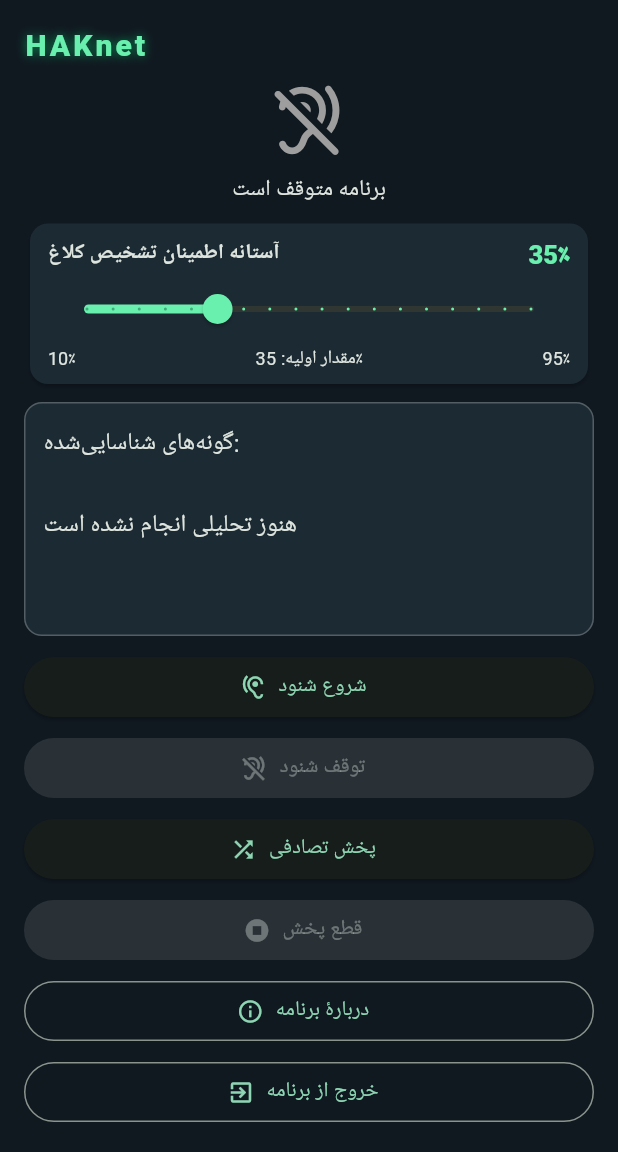
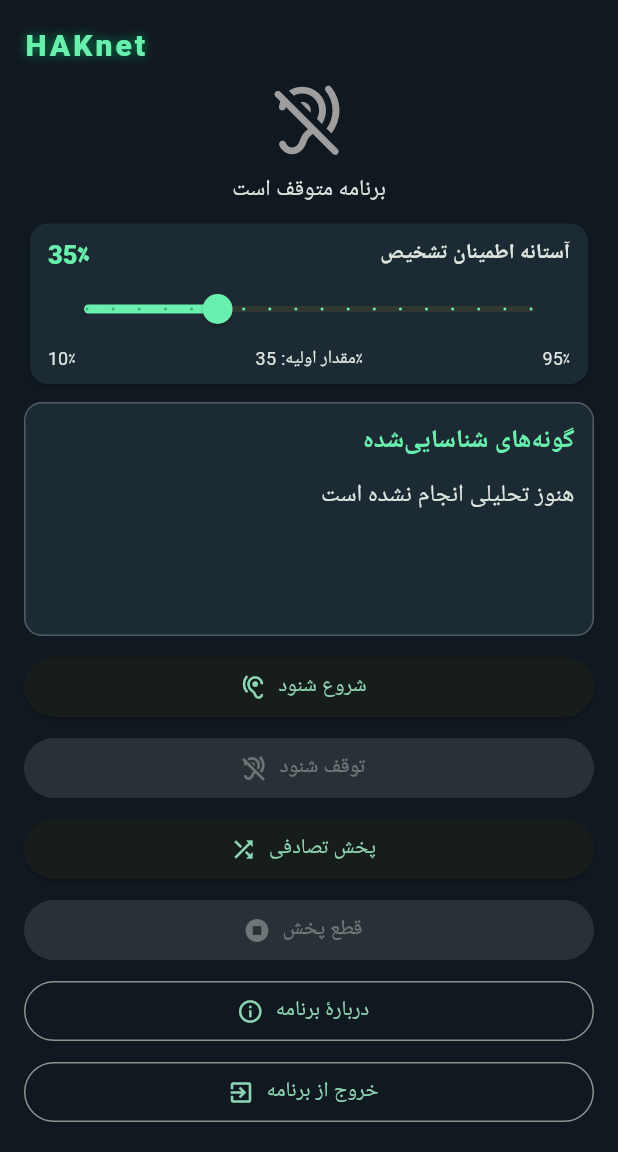
Before and after one commit to hak136299/birdnet-anti-crow, a Flutter app: the screen it shows after launch, on a phone screen of 412 x 824 dp, the part 84-1236 px from its top. Run offline on Flutter 3.47's test engine with Material 3 defaults, Android fonts, the phone set to English and light mode, and no system bars; our stand-ins replace audioplayers; missing offline and left inert: flutter_onnxruntime, record.

Commit message:
main.dart

```diff
--- a/lib/main.dart
+++ b/lib/main.dart
@@ -349,16 +349,23 @@ class _CrowHomePageState extends State<CrowHomePage> {
 
       indexes.sort((a, b) => scores[b].compareTo(scores[a]));
 
+      // فقط گونه‌هایی نمایش داده می‌شوند که امتیازشان
+      // بیشتر از آستانه تشخیص باشد.
       final lines = <String>[];
 
-      // نمایش پنج گونه با بالاترین امتیاز.
-      for (final index in indexes.take(5)) {
+      for (final index in indexes) {
+        if (scores[index] <= _crowThreshold) continue;
+
         final confidence =
             (scores[index] * 100).clamp(0.0, 100.0);
 
         lines.add(
           '${_labels[index]} — ${confidence.toStringAsFixed(1)}٪',
         );
+      }
+
+      if (lines.isEmpty) {
+        lines.add('گونه‌ای بالاتر از آستانه تشخیص نیست');
       }
 
       var crowDetected = false;
@@ -642,7 +649,7 @@ class _CrowHomePageState extends State<CrowHomePage> {
               ),
               const SizedBox(height: 8),
 
-              // تنظیم آستانه تشخیص کلاغ
+              // تنظیم آستانه تشخیص
               Card(
                 color: const Color(0xFF1C2A33),
                 child: Padding(
@@ -653,10 +660,12 @@ class _CrowHomePageState extends State<CrowHomePage> {
                   child: Column(
                     children: [
                       Row(
+                        textDirection: TextDirection.rtl,
                         children: [
                           const Expanded(
                             child: Text(
-                              'آستانه اطمینان تشخیص کلاغ',
+                              'آستانه اطمینان تشخیص',
+                              textAlign: TextAlign.right,
                               style: TextStyle(
                                 fontWeight: FontWeight.bold,
                                 fontSize: 14,
@@ -665,6 +674,7 @@ class _CrowHomePageState extends State<CrowHomePage> {
                           ),
                           Text(
                             '${(_crowThreshold * 100).round()}٪',
+                            textAlign: TextAlign.left,
                             style: const TextStyle(
                               fontWeight: FontWeight.w900,
                               color: Colors.greenAccent,
@@ -718,13 +728,30 @@ class _CrowHomePageState extends State<CrowHomePage> {
                     borderRadius: BorderRadius.circular(12),
                   ),
                   child: SingleChildScrollView(
-                    child: Text(
-                      'گونه‌های شناسایی‌شده:\n\n$detectionText',
-                      textAlign: TextAlign.start,
-                      style: const TextStyle(
-                        fontSize: 16,
-                        height: 1.7,
-                      ),
+                    child: Column(
+                      crossAxisAlignment: CrossAxisAlignment.stretch,
+                      children: [
+                        const Text(
+                          'گونه‌های شناسایی‌شده',
+                          textAlign: TextAlign.right,
+                          textDirection: TextDirection.rtl,
+                          style: TextStyle(
+                            fontSize: 17,
+                            fontWeight: FontWeight.bold,
+                            color: Colors.greenAccent,
+                          ),
+                        ),
+                        const SizedBox(height: 10),
+                        Text(
+                          detectionText,
+                          textAlign: TextAlign.right,
+                          textDirection: TextDirection.rtl,
+                          style: const TextStyle(
+                            fontSize: 16,
+                            height: 1.7,
+                          ),
+                        ),
+                      ],
                     ),
                   ),
                 ),
```
